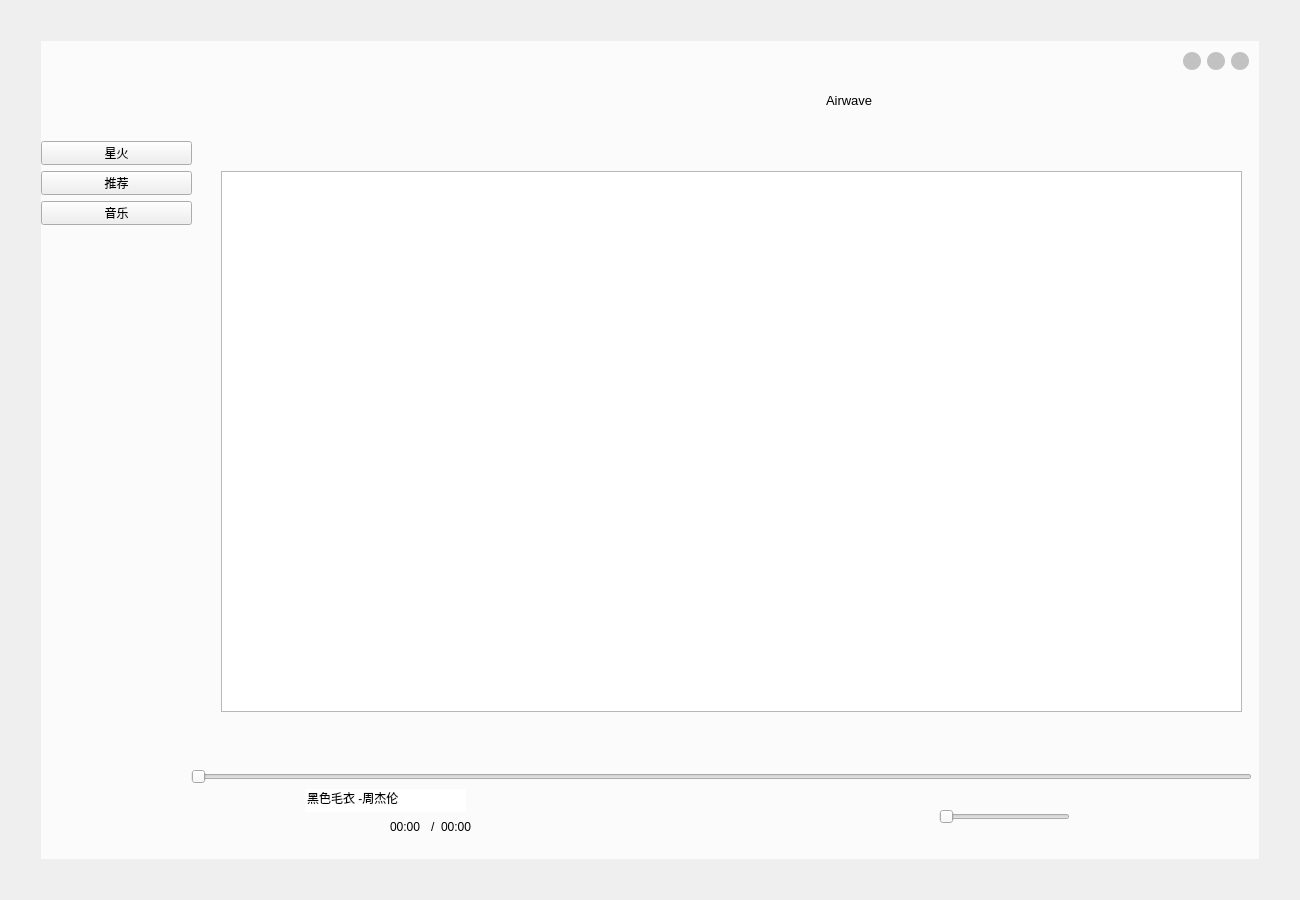
Qt form Audio/framelessWidget.ui (Airwaves1/Audio-test) before a commit.
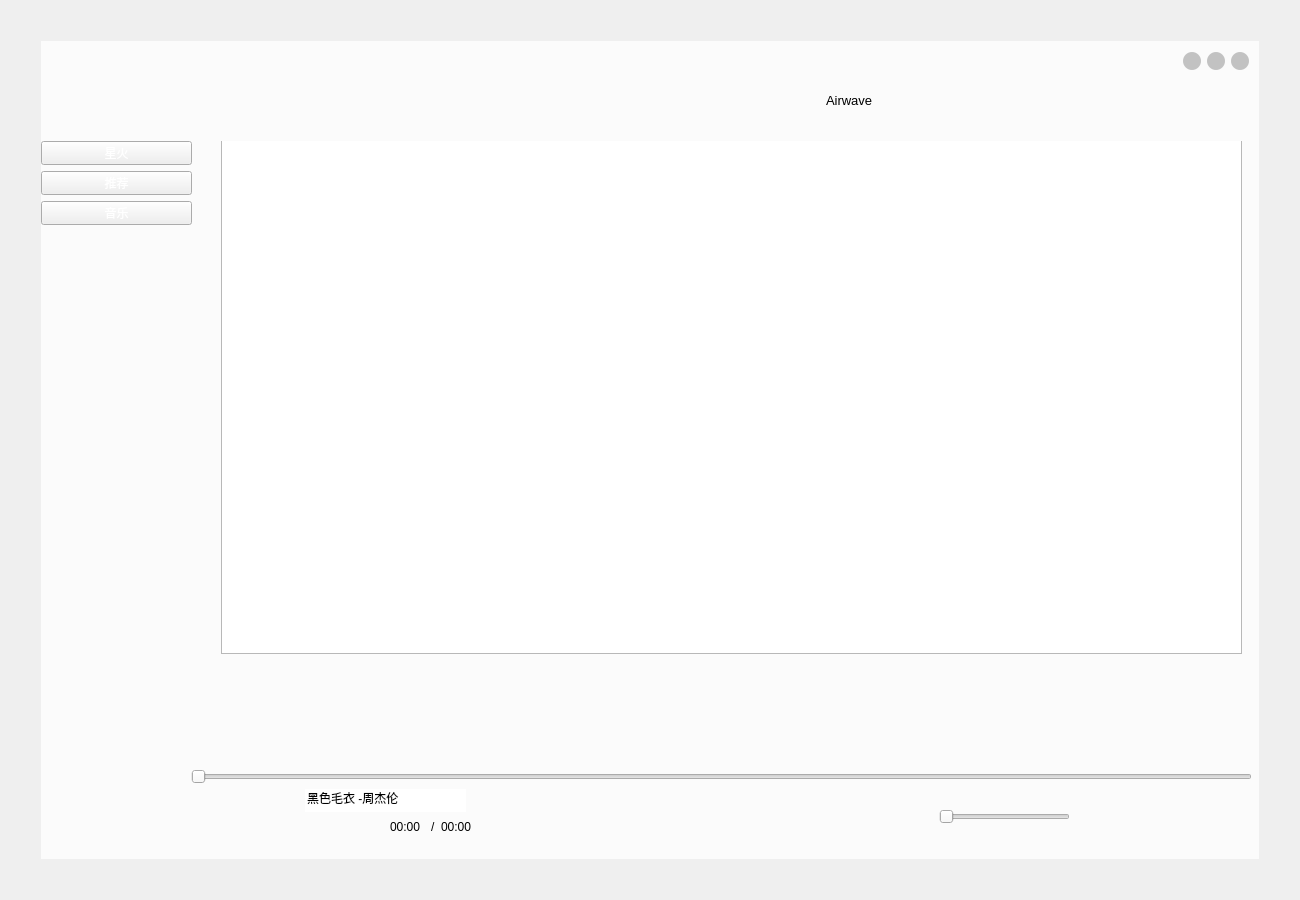
The same form after that commit. Icons and pictures are not drawn. Custom widgets are drawn as their Qt base class.

Diff of the .ui file:
```diff
--- a/Audio/framelessWidget.ui
+++ b/Audio/framelessWidget.ui
@@ -222,7 +222,7 @@
                   <x>-50</x>
                   <y>0</y>
                   <width>1121</width>
-                  <height>621</height>
+                  <height>551</height>
                  </rect>
                 </property>
                 <property name="whatsThis">
@@ -414,14 +414,27 @@
                   <property name="geometry">
                    <rect>
                     <x>80</x>
-                    <y>30</y>
+                    <y>-8</y>
                     <width>1021</width>
-                    <height>541</height>
+                    <height>521</height>
                    </rect>
                   </property>
+                  <property name="styleSheet">
+                   <string notr="true">color: rgb(85, 255, 255);</string>
+                  </property>
                  </widget>
                 </widget>
                </widget>
+               <widget class="QWidget" name="visualAudio_widget" native="true">
+                <property name="geometry">
+                 <rect>
+                  <x>0</x>
+                  <y>500</y>
+                  <width>1071</width>
+                  <height>131</height>
+                 </rect>
+                </property>
+               </widget>
               </widget>
               <widget class="QWidget" name="left_widget" native="true">
                <property name="geometry">
@@ -433,7 +446,7 @@
                 </rect>
                </property>
                <property name="styleSheet">
-                <string notr="true"/>
+                <string notr="true">color: qlineargradient(spread:pad, x1:0, y1:0, x2:1, y2:0, stop:0 rgba(0, 0, 0, 255), stop:1 rgba(255, 255, 255, 255));</string>
                </property>
                <widget class="QPushButton" name="iflytek_pushButton">
                 <property name="geometry">
```
Left out of the diff: 6 changed lines with no effect on the pictures.
